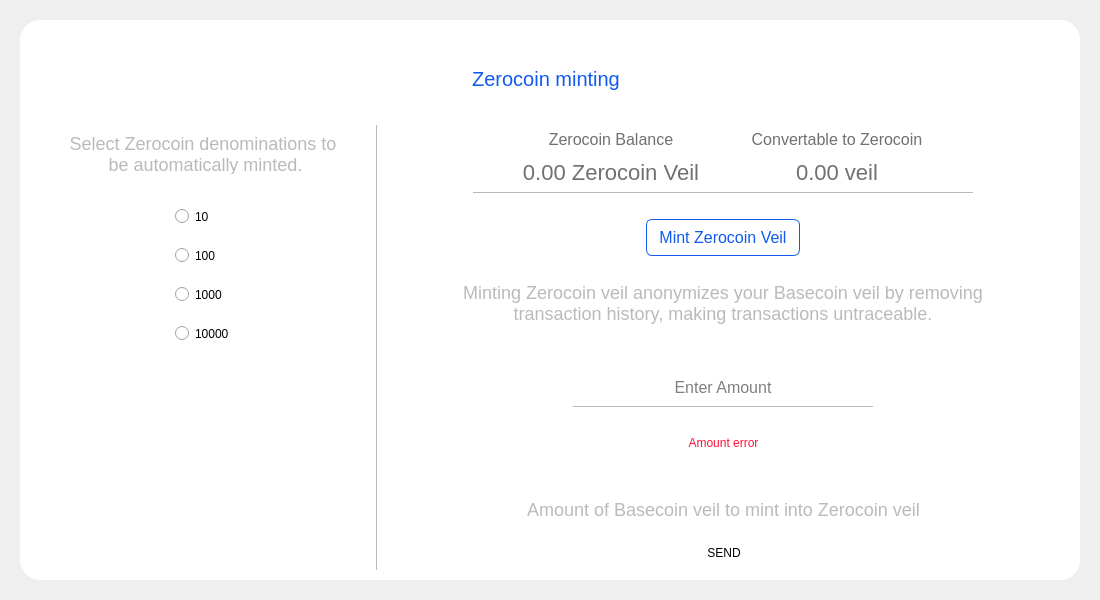
This is src/qt/veil/forms/settingsminting.ui in Veil-Project/veil as Qt 5 draws it before an edit. The edited form follows.
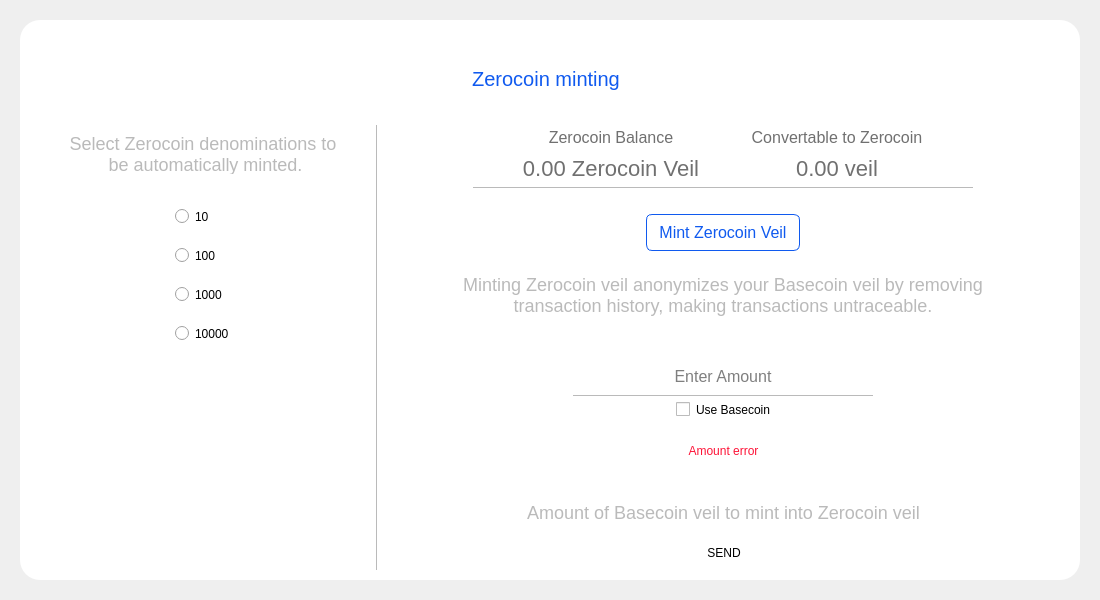
This is the edited form. Icons and pictures are not drawn.

Commit message: Add checkbox to mint zerocoin page

What changed in the file:
```diff
--- a/src/qt/veil/forms/settingsminting.ui
+++ b/src/qt/veil/forms/settingsminting.ui
@@ -711,6 +711,16 @@
               </property>
              </widget>
             </item>
+            <item alignment="Qt::AlignHCenter">
+             <widget class="QCheckBox" name="useBasecoin">
+              <property name="enabled">
+               <bool>true</bool>
+              </property>
+              <property name="text">
+               <string>Use Basecoin</string>
+              </property>
+             </widget>
+            </item>
             <item>
              <widget class="QLabel" name="errorMessage">
               <property name="styleSheet">
```
The commit also changes 1 other file.
